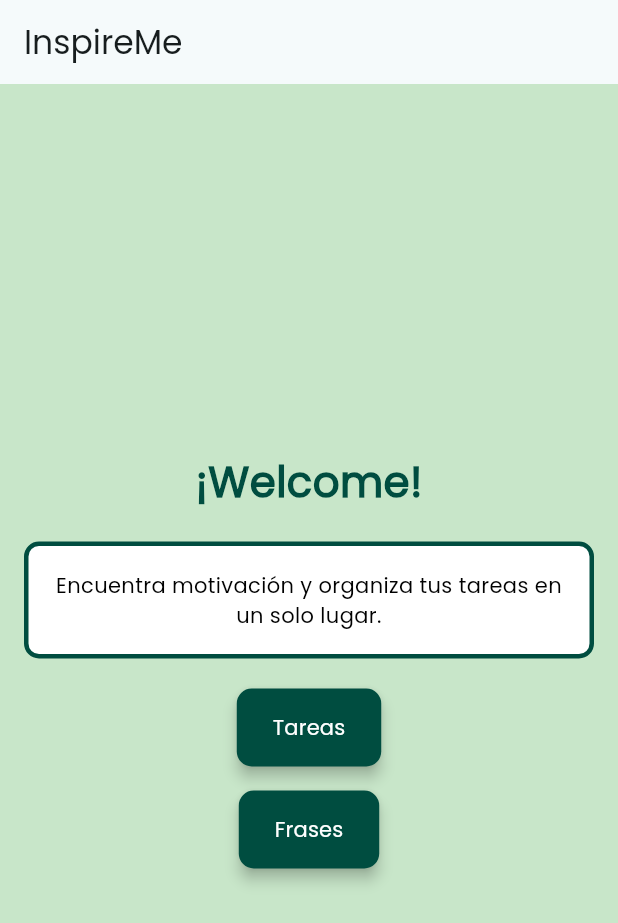
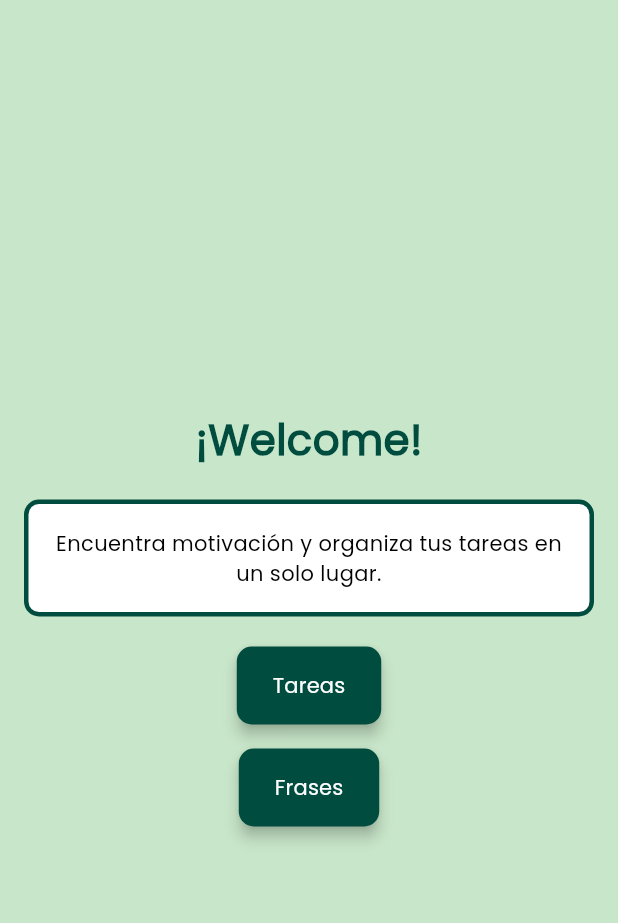
Before and after one commit to sunn02/flutter_app, a Flutter app: the screen it shows after launch, on a phone screen of 412 x 824 dp. Shown: the top 923 px of the screen. Run offline on Flutter 3.47's test engine with Material 3 defaults, Android fonts, the phone set to English and light mode, and no system bars; our stand-ins replace shared_preferences.

Commit message:
finished 2.0

```diff
--- a/lib/main.dart
+++ b/lib/main.dart
@@ -14,6 +14,8 @@ class MyApp extends StatelessWidget {
   Widget build(BuildContext context) {
     return MaterialApp(
         theme: ThemeData(
+          appBarTheme: AppBarTheme(
+          backgroundColor: Colors.transparent, ),
           useMaterial3: true,
           scaffoldBackgroundColor: Colors.green.shade100,
           colorScheme: ColorScheme.fromSeed(seedColor: const Color.fromARGB(255, 255, 255, 255)),
--- a/lib/screens/home_screen.dart
+++ b/lib/screens/home_screen.dart
@@ -11,7 +11,6 @@ class MyHomePage extends StatelessWidget {
   @override
   Widget build(BuildContext context) {
     return Scaffold(
-      appBar: AppBar(title: const Text('InspireMe')),
       body: Center(
         child: Column(
           mainAxisAlignment: MainAxisAlignment.center,
```
